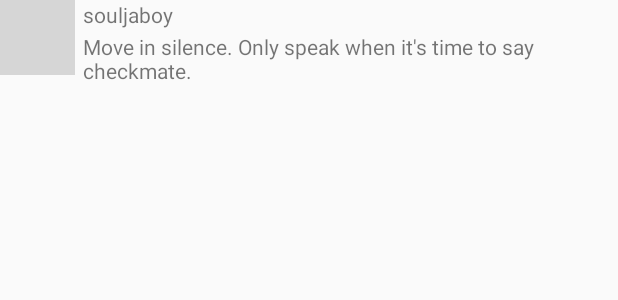
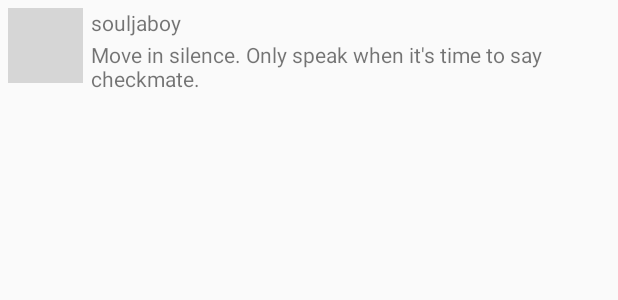
Before and after one commit to lognorman20/twitter, an Android app: the layout item_tweet.xml on its own in the app's theme, with its tools: preview values and no code run, on a phone screen of 412 x 824 dp. Shown: the top 300 px of the screen. Run offline under Robolectric (Android 15) with nearby library versions, the phone set to English and light mode, and no system bars; grey boxes are pictures that could not be loaded.

Commit message:
finished step 4

```diff
--- a/app/src/main/java/com/codepath/apps/restclienttemplate/TweetsAdapter.java
+++ b/app/src/main/java/com/codepath/apps/restclienttemplate/TweetsAdapter.java
@@ -11,6 +11,7 @@ import android.widget.TextView;
 import androidx.annotation.NonNull;
 import androidx.recyclerview.widget.RecyclerView;
 
+import com.bumptech.glide.Glide;
 import com.codepath.apps.restclienttemplate.models.Tweet;
 
 import org.w3c.dom.Text;
@@ -68,6 +69,7 @@ public class TweetsAdapter extends RecyclerView.Adapter<TweetsAdapter.ViewHolder
         public void bind(Tweet tweet) {
             tvBody.setText(tweet.body);
             tvScreenName.setText(tweet.user.screenName);
+            Glide.with(context).load(tweet.user.publicImageUrl).into(ivProfileImage);
         }
     }
 }
--- a/app/src/main/res/layout/item_tweet.xml
+++ b/app/src/main/res/layout/item_tweet.xml
@@ -3,7 +3,8 @@
     xmlns:app="http://schemas.android.com/apk/res-auto"
     xmlns:tools="http://schemas.android.com/tools"
     android:layout_width="match_parent"
-    android:layout_height="wrap_content">
+    android:layout_height="wrap_content"
+    android:layout_margin="5dp">
 
     <ImageView
         android:id="@+id/ivProfileImage"
```
Also changed, not shown: app/src/main/java/com/codepath/apps/restclienttemplate/TimelineActivity.java (+30 -0 lines).
